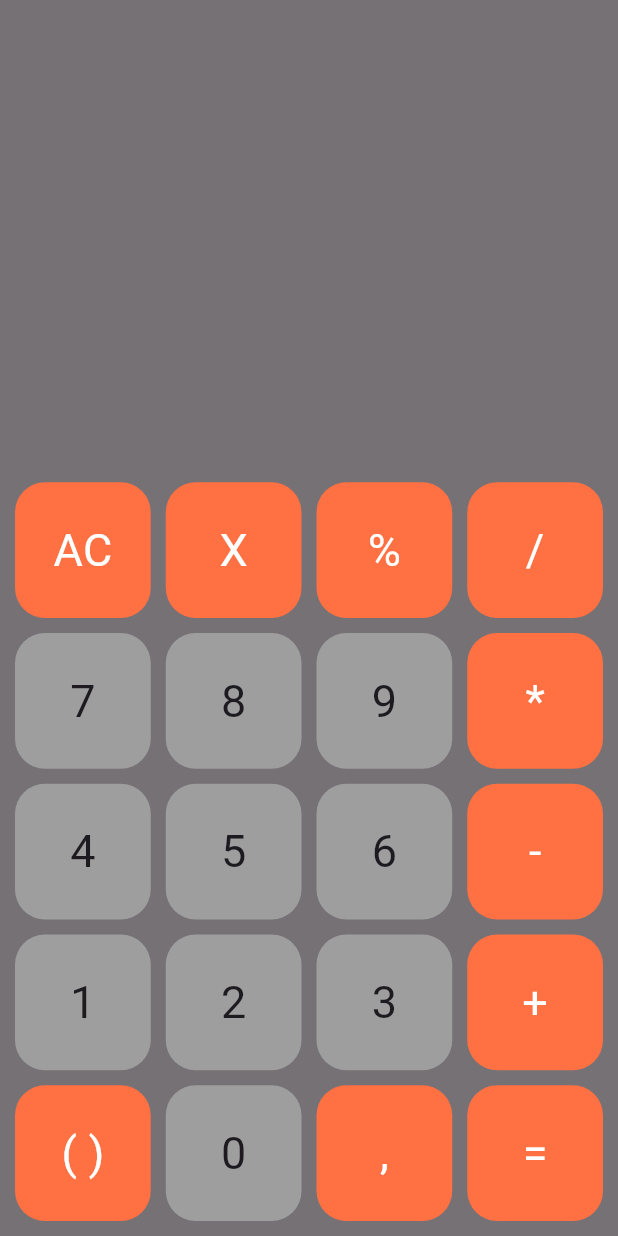
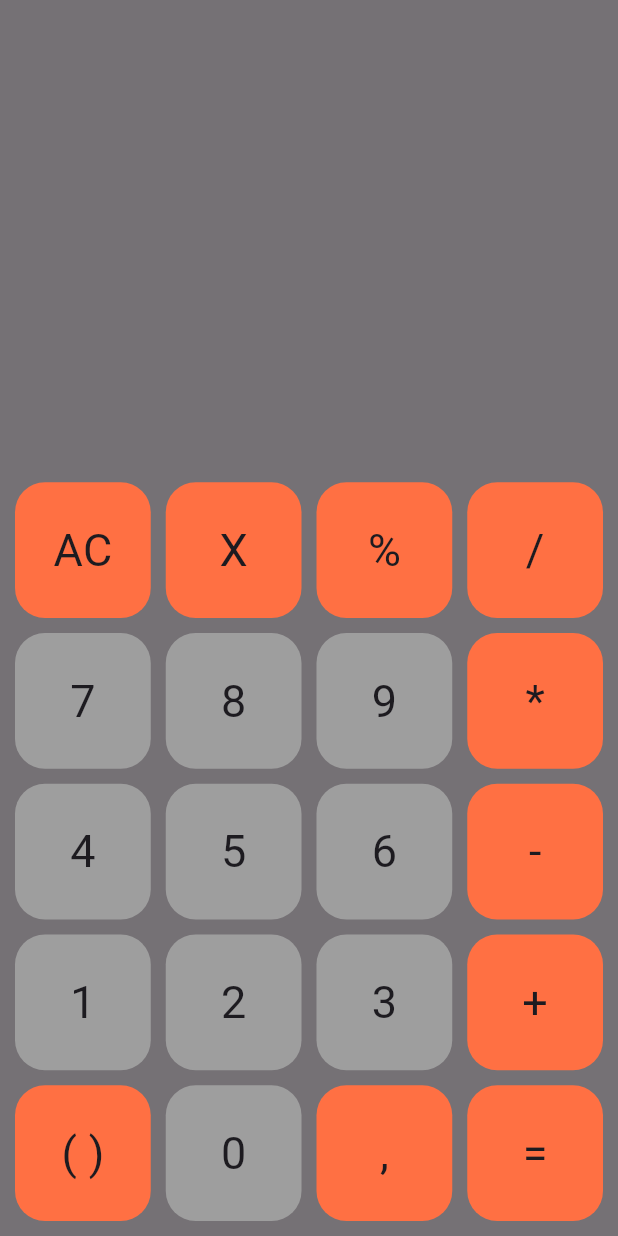
Before and after one commit to saidumarrahmonov6/kalkulyator, a Flutter app: the screen it shows after launch, on a phone screen of 412 x 824 dp. Run offline on Flutter 3.47's test engine with Material 3 defaults, Android fonts, the phone set to English and light mode, and no system bars; our stand-ins replace math_expressions.

Commit message:
Initial commit

```diff
--- a/lib/custom_button.dart
+++ b/lib/custom_button.dart
@@ -3,9 +3,10 @@ import 'package:flutter/material.dart';
 class Button extends StatelessWidget {
 
   final String character;
+  final Color? color;
 
   final VoidCallback voidCallback;
-  const Button({super.key, required this.character, required this.voidCallback});
+  const Button({super.key, required this.character, required this.voidCallback, this.color,});
 
   @override
   Widget build(BuildContext context) {
@@ -15,11 +16,11 @@ class Button extends StatelessWidget {
         alignment: Alignment.center,
         decoration: BoxDecoration(
           borderRadius: BorderRadius.circular(20),
-          color: Colors.grey
+          color: color??Colors.grey
         ),
         width: 100,
         height: 100,
-        child: Text(character, style: TextStyle(fontSize: 30),),
+        child: Text(character, style: TextStyle(fontSize: 30,),
       ),
     );
   }
--- a/lib/main.dart
+++ b/lib/main.dart
@@ -47,7 +47,10 @@ class _MyAppState extends State<MyApp> {
                   textAlign: TextAlign.right,
                   keyboardType: TextInputType.none,
                   controller: number,
+                  maxLines: null,
+                  textAlignVertical: TextAlignVertical.bottom,
                   style: TextStyle(
+                    height: 1,
                     fontSize: 40,
                   ),
                   decoration: InputDecoration(
@@ -80,7 +83,8 @@ class _MyAppState extends State<MyApp> {
                       mainAxisSpacing: 10,
                       crossAxisSpacing: 10),
                   children: [
-                    Main_Button(
+                    Button(
+                      color: Colors.deepOrange[400],
                       character: 'AC',
                       voidCallback: () {
                         setState(() {
@@ -91,7 +95,8 @@ class _MyAppState extends State<MyApp> {
                         calculate(number.text);
                       },
                     ),
-                    Main_Button(
+                    Button(
+                      color: Colors.deepOrange[400],
                       character: 'X',
                       voidCallback: () {
                         setState(() {
@@ -107,16 +112,26 @@ class _MyAppState extends State<MyApp> {
                         calculate(number.text);
                       },
                     ),
-                    Main_Button(
+                    Button(
+                      color: Colors.deepOrange[400],
                       character: '%',
                       voidCallback: () {
-                        add("%");
+                        if(number.text.endsWith("%") || number.text.isEmpty){
+                          print("oldinroq chiqarilgan");
+                        } else {
+                          add("%");
+                        }
                       },
                     ),
-                    Main_Button(
+                    Button(
+                      color: Colors.deepOrange[400],
                       character: '/',
                       voidCallback: () {
-                        add("/");
+                        if(number.text.endsWith("/") || number.text.isEmpty){
+                          print("oldinroq chiqarilgan");
+                        } else {
+                          add("/");
+                        }
                       },
                     ),
                     Button(
@@ -137,10 +152,15 @@ class _MyAppState extends State<MyApp> {
                         add("9");
                       },
                     ),
-                    Main_Button(
+                    Button(
+                      color: Colors.deepOrange[400],
                       character: '*',
                       voidCallback: () {
-                        add("*");
+                        if(number.text.endsWith("*") || number.text.isEmpty){
+                          print("oldinroq chiqarilgan");
+                        } else {
+                          add("*");
+                        }
                       },
                     ),
                     Button(
@@ -161,10 +181,15 @@ class _MyAppState extends State<MyApp> {
                         add("6");
                       },
                     ),
-                    Main_Button(
+                    Button(
+                      color: Colors.deepOrange[400],
                       character: '-',
                       voidCallback: () {
-                        add("-");
+                        if(number.text.endsWith("-") || number.text.isEmpty){
+                          print("oldinroq chiqarilgan");
+                        } else {
+                          add("-");
+                        }
                       },
                     ),
                     Button(
@@ -185,13 +210,19 @@ class _MyAppState extends State<MyApp> {
                         add("3");
                       },
                     ),
-                    Main_Button(
+                    Button(
+                      color: Colors.deepOrange[400],
                       character: '+',
                       voidCallback: () {
-                        add("+");
+                        if(number.text.endsWith("+") || number.text.isEmpty){
+                          print("oldinroq chiqarilgan");
+                        } else {
+                          add("+");
+                        }
                       },
                     ),
-                    Main_Button(
+                    Button(
+                      color: Colors.deepOrange[400],
                       character: '( )',
                       voidCallback: () {
                         testq++;
@@ -208,13 +239,19 @@ class _MyAppState extends State<MyApp> {
                         add("0");
                       },
                     ),
-                    Main_Button(
+                    Button(
+                      color: Colors.deepOrange[400],
                       character: ',',
                       voidCallback: () {
-                        add(",");
+                        if(number.text.endsWith(".") || number.text.isEmpty){
+                          print("oldinroq chiqarilgan");
+                        } else {
+                          add(".");
+                        }
                       },
                     ),
-                    Main_Button(
+                    Button(
+                      color: Colors.deepOrange[400],
                       character: '=',
                       voidCallback: () {
                         setState(() {
@@ -254,7 +291,7 @@ class _MyAppState extends State<MyApp> {
       if(number.text.length == 0){
         result = "0";
       } else {
-        result = "ERROR";
+        result = "";
       }
     }
   }
--- a/lib/main_button.dart
+++ /dev/null
@@ -1,26 +0,0 @@
-import 'package:flutter/material.dart';
-
-class Main_Button extends StatelessWidget {
-
-  final String character;
-
-  final VoidCallback voidCallback;
-  const Main_Button({super.key, required this.character, required this.voidCallback});
-
-  @override
-  Widget build(BuildContext context) {
-    return GestureDetector(
-      onTap: voidCallback,
-      child:  Container(
-        alignment: Alignment.center,
-        decoration: BoxDecoration(
-          borderRadius: BorderRadius.circular(20),
-          color: Colors.deepOrange[400]
-        ),
-        width: 100,
-        height: 100,
-        child: Text(character, style: TextStyle(fontSize: 30, color: Colors.white),),
-      ),
-    );
-  }
-}
```
